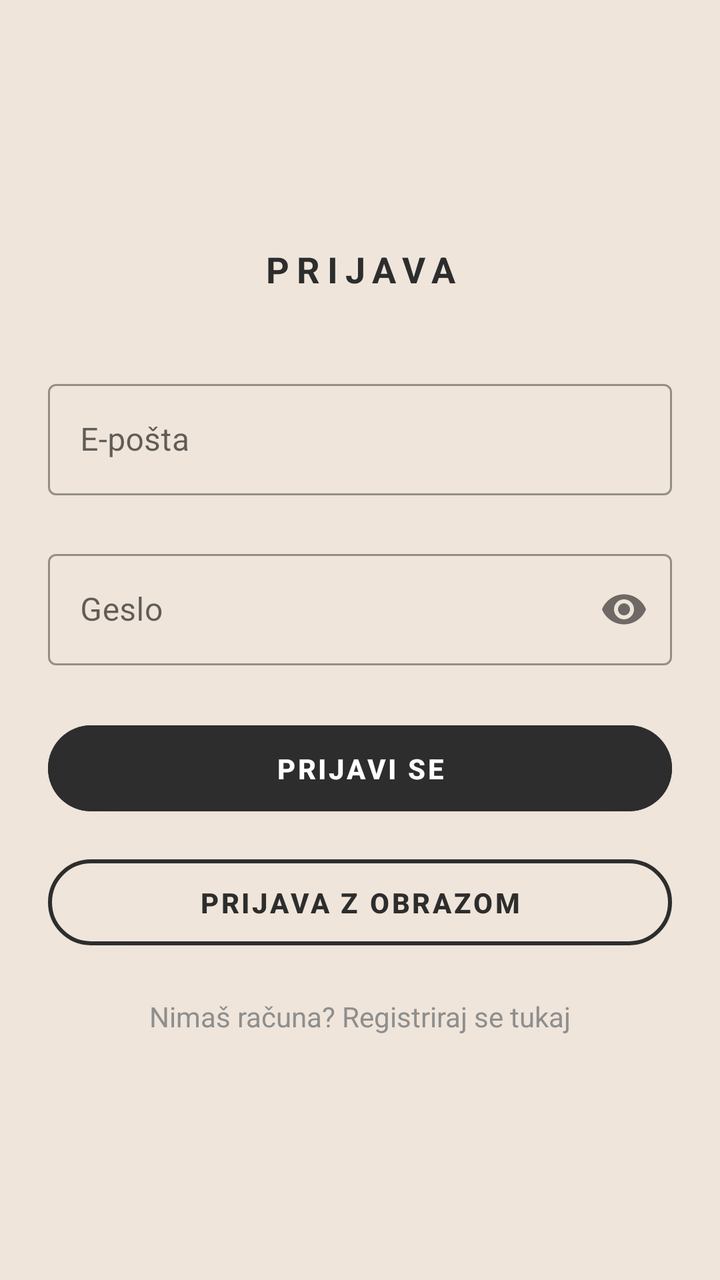
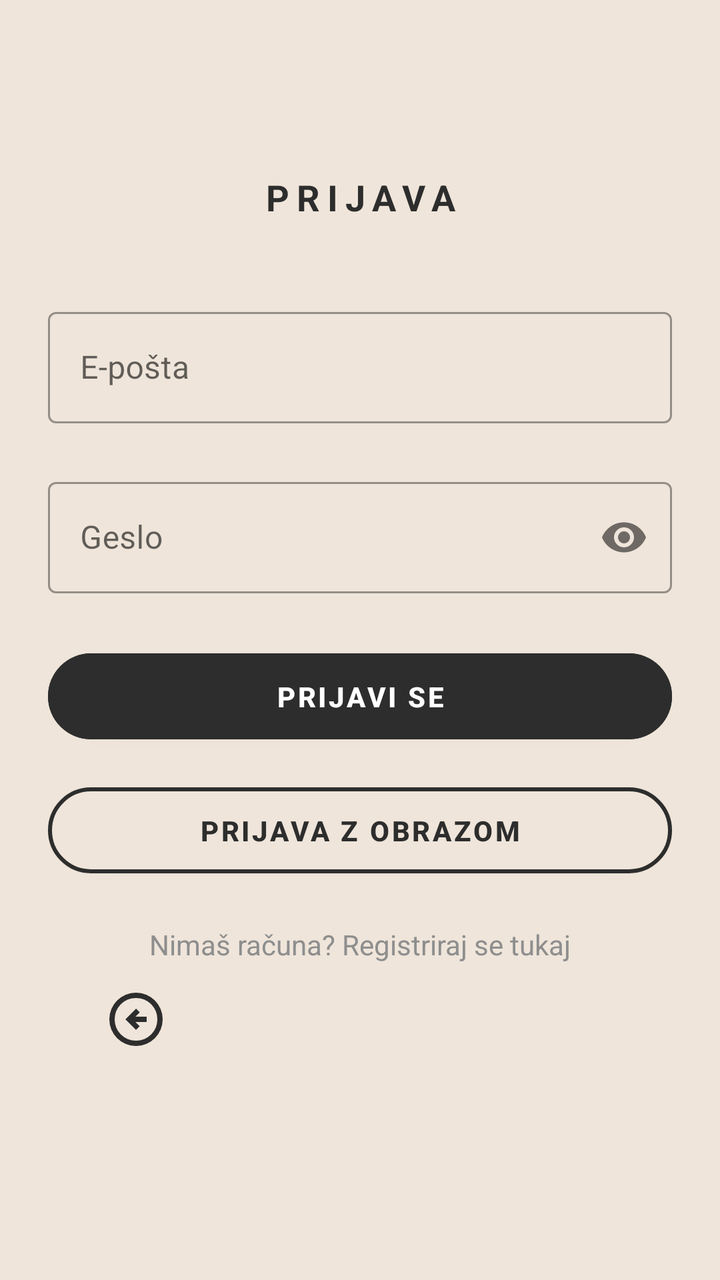

Compare the two renders of this Android layout. The source of the first and the diff that turns it into the second are given below.
<!-- AndroidManifest.xml: application theme Theme.PametniPaketnik -->
<!-- res/layout/activity_login.xml -->
<?xml version="1.0" encoding="utf-8"?>
<androidx.constraintlayout.widget.ConstraintLayout xmlns:android="http://schemas.android.com/apk/res/android"
    xmlns:app="http://schemas.android.com/apk/res-auto"
    xmlns:tools="http://schemas.android.com/tools"
    android:id="@+id/main"
    android:layout_width="match_parent"
    android:layout_height="match_parent"
    android:background="@color/background"
    tools:context=".LoginActivity">

    <LinearLayout
        android:layout_width="match_parent"
        android:layout_height="wrap_content"
        android:orientation="vertical"
        android:background="@color/background"
        android:paddingStart="24dp"
        android:paddingEnd="24dp"
        app:layout_constraintTop_toTopOf="parent"
        app:layout_constraintBottom_toBottomOf="parent"
        app:layout_constraintStart_toStartOf="parent"
        app:layout_constraintEnd_toEndOf="parent" >

        <TextView
            android:id="@+id/loginTitle"
            android:text="@string/login_title"
            android:layout_width="match_parent"
            android:layout_height="wrap_content"
            android:textAlignment="center"
            android:textColor="@color/history_text_primary"
            android:textAllCaps="true"
            android:textStyle="bold"
            android:letterSpacing="0.2"
            android:textSize="18sp"
            android:layout_marginBottom="40dp"/>

        <com.google.android.material.textfield.TextInputLayout
            android:id="@+id/emailTitle"
            style="@style/Widget.MaterialComponents.TextInputLayout.OutlinedBox"
            android:layout_width="match_parent"
            android:layout_height="wrap_content"
            android:layout_marginBottom="24dp"
            android:hint="@string/emailHint">

            <com.google.android.material.textfield.TextInputEditText
                android:id="@+id/inputEmail"
                android:layout_width="match_parent"
                android:layout_height="wrap_content"
                android:inputType="textEmailAddress"
                android:textColor="@color/history_text_primary" />
        </com.google.android.material.textfield.TextInputLayout>

        <com.google.android.material.textfield.TextInputLayout
            android:id="@+id/passwordTitle"
            style="@style/Widget.MaterialComponents.TextInputLayout.OutlinedBox"
            android:layout_width="match_parent"
            android:layout_height="wrap_content"
            android:layout_marginBottom="24dp"
            app:passwordToggleEnabled="true"
            android:hint="@string/passwordHint">

            <com.google.android.material.textfield.TextInputEditText
                android:id="@+id/inputPassword"
                android:layout_width="match_parent"
                android:layout_height="wrap_content"
                android:inputType="textPassword"
                android:textColor="@color/history_text_primary" />
        </com.google.android.material.textfield.TextInputLayout>

        <Button
            android:id="@+id/btnLogin"
            android:layout_width="match_parent"
            android:layout_height="55dp"
            android:text="@string/prijavi_se"
            android:textStyle="bold"
            android:textAllCaps="true"
            android:backgroundTint="@color/history_text_primary"
            android:textColor="@android:color/white"
            app:cornerRadius="40dp" />

        <Button
            android:id="@+id/btnFaceIdLogin"
            android:layout_width="match_parent"
            android:layout_height="55dp"
            android:layout_marginTop="12dp"
            android:text="@string/prijava_z_obrazom"
            android:textStyle="bold"
            android:backgroundTint="@color/background"
            android:textColor="@color/history_text_primary"
            app:strokeColor="@color/history_text_primary"
            app:strokeWidth="2dp"
            app:cornerRadius="40dp" />

        <TextView
            android:id="@+id/goToRegister"
            android:layout_width="match_parent"
            android:layout_height="wrap_content"
            android:layout_marginTop="20dp"
            android:text="@string/go_to_register_text"
            android:textAlignment="center"
            android:textColor="@color/history_text_secondary"
            android:textSize="14sp" />

    </LinearLayout>

</androidx.constraintlayout.widget.ConstraintLayout>
<!-- resources referenced by this layout -->
<resources>
  <color name="background">#EFE5DA</color>
  <color name="history_text_primary">#2D2D2D</color>
  <color name="history_text_secondary">#8E8E8E</color>
  <string name="emailHint">E-pošta</string>
  <string name="go_to_register_text">Nimaš računa? Registriraj se tukaj</string>
  <string name="login_title">Prijava</string>
  <string name="passwordHint">Geslo</string>
  <string name="prijava_z_obrazom">Prijava z obrazom</string>
  <string name="prijavi_se">Prijavi se</string>
  <style name="Theme.PametniPaketnik" parent="Base.Theme.PametniPaketnik" />
  <style name="Base.Theme.PametniPaketnik" parent="Theme.MaterialComponents.Light.NoActionBar">
          <item name="colorPrimary">@color/history_text_primary</item>
          <item name="android:statusBarColor">@color/background</item>
          <item name="android:windowLightStatusBar">true</item> </style>
</resources>

<!-- the commit's change to res/layout/activity_login.xml (unified diff, before → after) -->
@@ -100,6 +100,21 @@
             android:textColor="@color/history_text_secondary"
             android:textSize="14sp" />
 
+        <ImageButton
+            android:id="@+id/btnBack"
+            android:layout_width="56dp"
+            android:layout_height="56dp"
+            android:layout_marginStart="16dp"
+            android:layout_marginBottom="16dp"
+            android:background="?attr/selectableItemBackgroundBorderless"
+            android:contentDescription="@string/nazaj"
+            android:padding="12dp"
+            android:scaleType="fitCenter"
+            android:src="@drawable/ic_back_black"
+            app:layout_constraintBottom_toBottomOf="parent"
+            app:layout_constraintStart_toStartOf="parent"
+            app:tint="@color/history_text_primary" />
+
     </LinearLayout>
 
 </androidx.constraintlayout.widget.ConstraintLayout>
<!-- resource entries referenced after the edit -->
@@ -3,9 +3,16 @@
   <color name="background">#EFE5DA</color>
   <color name="history_text_primary">#2D2D2D</color>
   <color name="history_text_secondary">#8E8E8E</color>
+  <!-- drawable ic_back_black (drawable) -->
+  <vector xmlns:android="http://schemas.android.com/apk/res/android" android:autoMirrored="true" android:height="24dp" android:tint="#000000" android:viewportHeight="960" android:viewportWidth="960" android:width="24dp">
+        
+      <path android:fillColor="@android:color/white" android:pathData="M480,640L536,584L472,520L640,520L640,440L472,440L536,376L480,320L320,480L480,640ZM480,880Q397,880 324,848.5Q251,817 197,763Q143,709 111.5,636Q80,563 80,480Q80,397 111.5,324Q143,251 197,197Q251,143 324,111.5Q397,80 480,80Q563,80 636,111.5Q709,143 763,197Q817,251 848.5,324Q880,397 880,480Q880,563 848.5,636Q817,709 763,763Q709,817 636,848.5Q563,880 480,880ZM480,800Q614,800 707,707Q800,614 800,480Q800,346 707,253Q614,160 480,160Q346,160 253,253Q160,346 160,480Q160,614 253,707Q346,800 480,800ZM480,480Q480,480 480,480Q480,480 480,480Q480,480 480,480Q480,480 480,480Q480,480 480,480Q480,480 480,480Q480,480 480,480Q480,480 480,480Z"/>
+      
+  </vector>
   <string name="emailHint">E-pošta</string>
   <string name="go_to_register_text">Nimaš računa? Registriraj se tukaj</string>
   <string name="login_title">Prijava</string>
+  <string name="nazaj">Nazaj</string>
   <string name="passwordHint">Geslo</string>
   <string name="prijava_z_obrazom">Prijava z obrazom</string>
   <string name="prijavi_se">Prijavi se</string>
